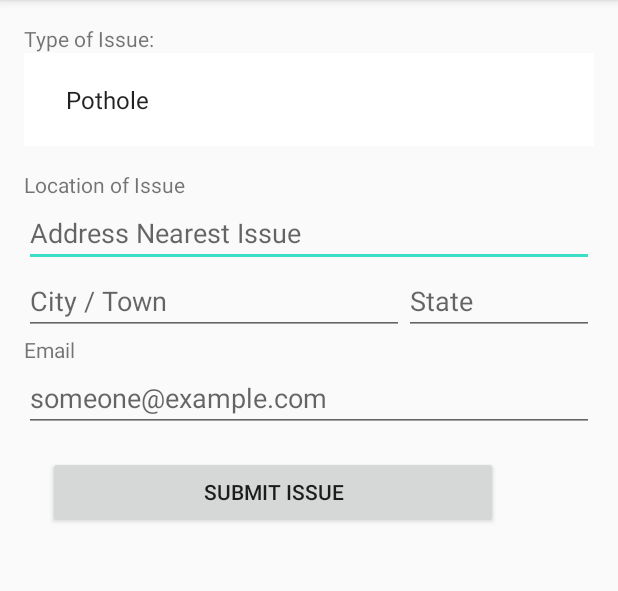
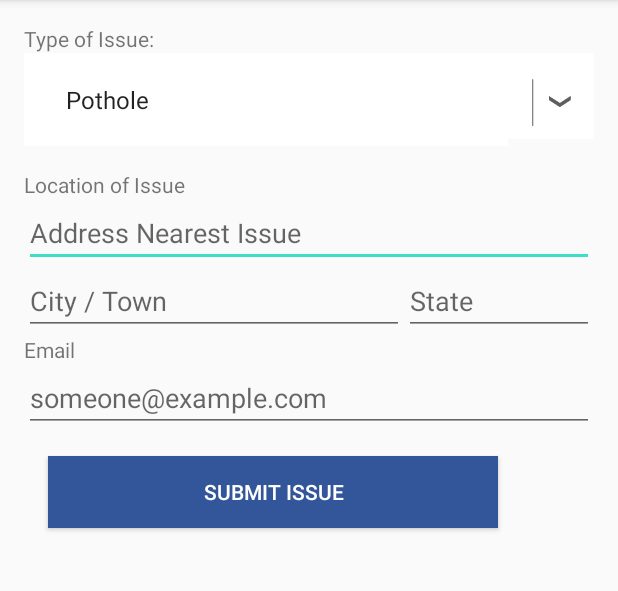
Before and after one commit to timLarocque/mlhHackAE, an Android app: the IssueActivity screen opened directly, with no data from a screen before it, after a tap on "SUBMIT ISSUE", on a phone screen of 412 x 824 dp, the part 84-675 px from its top. Run offline under Robolectric (Android 15) with nearby library versions, the phone set to English and light mode, and no system bars.

Commit message:
Changed UI things.

```diff
--- a/CityEchoAndroidApp/app/src/main/java/edu/uml/android/cityecho/IssueActivity.java
+++ b/CityEchoAndroidApp/app/src/main/java/edu/uml/android/cityecho/IssueActivity.java
@@ -4,9 +4,11 @@ import android.os.Bundle;
 import android.support.v7.app.AppCompatActivity;
 import android.util.Log;
 import android.view.View;
+import android.widget.AdapterView;
 import android.widget.ArrayAdapter;
 import android.widget.Button;
 import android.widget.EditText;
+import android.widget.ImageView;
 import android.widget.Spinner;
 import android.widget.Toast;
 
@@ -28,6 +30,13 @@ public class IssueActivity extends AppCompatActivity {
                 R.array.issue_spinner, android.R.layout.simple_spinner_item);
         adapter.setDropDownViewResource(android.R.layout.simple_spinner_dropdown_item);
         spinner.setAdapter(adapter);
+        ImageView spinnerIcon = (ImageView) findViewById(R.id.spinner_icon);
+        spinnerIcon.setOnClickListener(new View.OnClickListener() {
+            @Override
+            public void onClick(View view) {
+                spinner.performClick();
+            }
+        });
 
         // On click listener for button
         Button submit = (Button) findViewById(R.id.submit);
@@ -40,14 +49,17 @@ public class IssueActivity extends AppCompatActivity {
                 EditText s = (EditText) findViewById(R.id.state);
                 String state = s.getText().toString();
                 EditText c = (EditText) findViewById(R.id.city);
-                String city = findViewById(R.id.city).toString();
+                String city = c.getText().toString();
                 EditText e = (EditText) findViewById(R.id.email);
-                String email = findViewById(R.id.email).toString();
+                String email = e.getText().toString();
                 if (address.length() != 0 && state.length() != 0 && city.length() != 0 && email.length() != 0) {
                     // Then we want to submit
                     String type = spinner.getSelectedItem().toString();
                     String street_num = address.split("\\s+")[0];
-                    String street_name = address.split("\\s+")[1];
+                    String[] temp = address.split("\\s+");
+                    String street_name = "";
+                    for (int i = 1; i < temp.length; i++)
+                        street_name = street_name + temp[i] + " ";
                     JSONObject json = new JSONObject();
                     try {
                         json.put("street_num", street_num);
--- a/CityEchoAndroidApp/app/src/main/res/layout/activity_issue.xml
+++ b/CityEchoAndroidApp/app/src/main/res/layout/activity_issue.xml
@@ -11,13 +11,27 @@
         android:layout_height="wrap_content"
         android:text="@string/issue_type"/>
 
-    <Spinner
-        android:id="@+id/issue_type_spinner"
+    <LinearLayout
         android:layout_width="match_parent"
-        android:layout_height="wrap_content"
-        android:padding="20dp"
-        android:background="@android:color/white">
-    </Spinner>
+        android:layout_height="wrap_content">
+
+        <Spinner
+            android:id="@+id/issue_type_spinner"
+            android:layout_width="match_parent"
+            android:layout_weight="9"
+            android:layout_height="wrap_content"
+            android:padding="20dp"
+            android:background="@android:color/white" >
+        </Spinner>
+
+        <ImageView
+            android:id="@+id/spinner_icon"
+            android:layout_width="57dp"
+            android:layout_height="57dp"
+            android:src="@drawable/spinner_icon"
+            android:background="@android:color/white"/>
+
+    </LinearLayout>
 
     <TextView
         android:id="@+id/location_text"
@@ -69,10 +83,12 @@
     <Button
         android:id="@+id/submit"
         android:text="@string/submit"
+        android:textColor="@android:color/white"
         android:layout_alignParentBottom="true"
         android:layout_width="300dp"
         android:layout_height="wrap_content"
         android:layout_gravity="bottom"
-        android:layout_margin="@dimen/activity_horizontal_margin"/>
+        android:layout_margin="@dimen/activity_horizontal_margin"
+        android:background="@color/colorPrimary"/>
 
 </LinearLayout>
--- a/CityEchoAndroidApp/app/src/main/res/layout/activity_main.xml
+++ b/CityEchoAndroidApp/app/src/main/res/layout/activity_main.xml
@@ -17,11 +17,13 @@
     <Button
         android:id="@+id/addIssueButton"
         android:text="@string/add_issue_button"
+        android:textColor="@android:color/white"
         android:layout_alignParentBottom="true"
         android:layout_width="300dp"
         android:layout_height="wrap_content"
         android:layout_gravity="bottom"
-        android:layout_margin="@dimen/activity_horizontal_margin"/>
+        android:layout_margin="@dimen/activity_horizontal_margin"
+        android:background="@color/colorPrimary"/>
 
     <TextView
         android:id="@+id/empty_view"
```
Also changed, not shown: CityEchoAndroidApp/app/src/main/java/edu/uml/android/cityecho/SubmitHttpPost.java (+26 -28 lines), CityEchoAndroidApp/app/src/main/res/drawable/spinner_icon.png (added).
